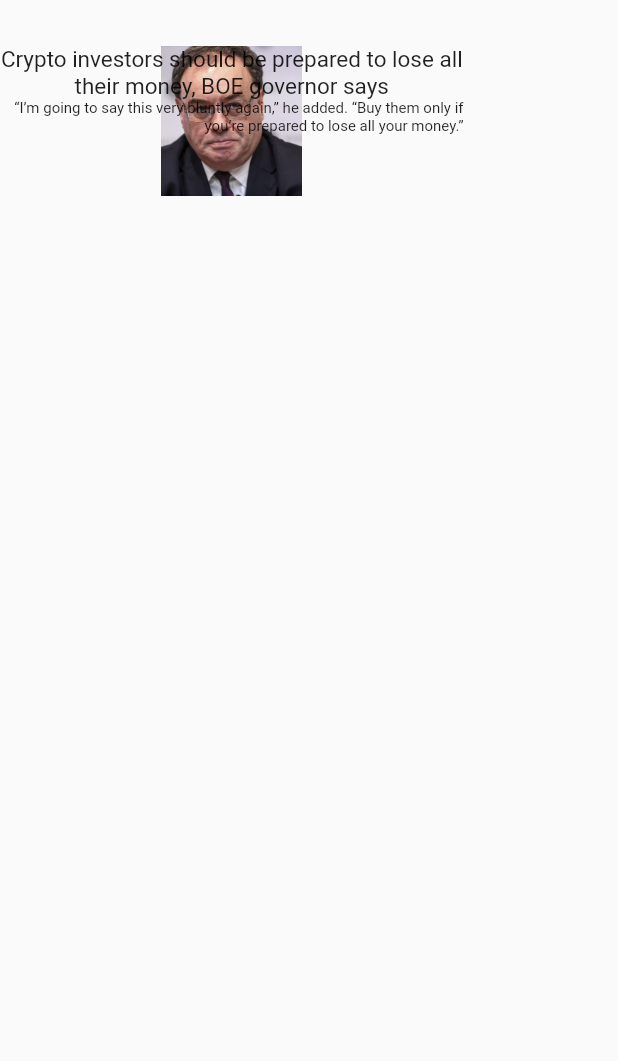
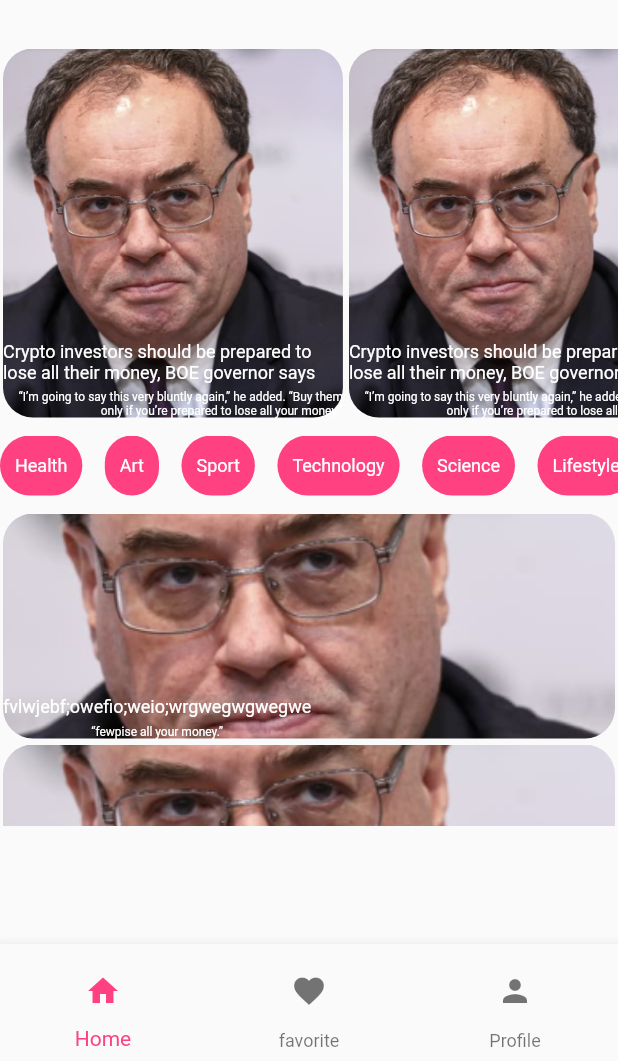
Before and after one commit to alaridisarah/News_app, a Flutter app: the screen it shows after launch, on a phone screen of 412 x 824 dp, the part 175-1236 px from its top. Run offline on Flutter 3.47's test engine with Material 2 defaults, Android fonts, the phone set to English and light mode, and no system bars; Roboto replaces fonts that are missing (Tinos).

Commit message:
home screen v1

```diff
--- a/news_app/lib/main.dart
+++ b/news_app/lib/main.dart
@@ -1,5 +1,6 @@
 import 'package:flutter/material.dart';
 import 'package:news_app/screens/home_screen.dart';
+import 'package:news_app/screens/notifications_screen.dart';
 
 void main() {
   runApp(const MyApp());
--- a/news_app/lib/screens/home_screen.dart
+++ b/news_app/lib/screens/home_screen.dart
@@ -1,5 +1,9 @@
+import 'package:flutter/cupertino.dart';
 import 'package:flutter/material.dart';
+import 'package:flutter/widgets.dart';
 import 'package:news_app/global_varible..dart';
+
+import 'items/bottomnav_bar.dart';
 
 class homescreen extends StatelessWidget {
   homescreen({super.key});
@@ -8,6 +12,10 @@ class homescreen extends StatelessWidget {
   Widget build(BuildContext context) {
     var _screenSize = MediaQuery.of(context).size;
     return Scaffold(
+      bottomNavigationBar: bottomnav(
+        index: 0,
+      ),
+      extendBodyBehindAppBar: true,
       body: SafeArea(
         child: Stack(children: [
           Column(children: [
@@ -25,14 +33,15 @@ class homescreen extends StatelessWidget {
                         style: TextStyle(
                           fontFamily: "Nunito",
                           fontSize: 12,
-                            color: Color.fromARGB(255, 0, 0, 0)),
+                          color: Color.fromARGB(255, 0, 0, 0),
+                        ),
                         decoration: InputDecoration(
                           contentPadding: EdgeInsets.all(8),
                           suffixIcon: Icon(Icons.search),
                           hintText: '   Dogecoin to the Moon...',
                           border: OutlineInputBorder(
-                              borderRadius:
-                                  BorderRadius.all(Radius.circular(30))),
+                            borderRadius: BorderRadius.all(Radius.circular(30)),
+                          ),
                         ),
                         onChanged: (value) {
                           // Handle text input changes
@@ -87,16 +96,96 @@ class homescreen extends StatelessWidget {
                     ],
                   )
                 ],
-                )),
-            Row(
-              children: [
+              ),
+            ),
+            // widget(
+            //   child:
+            SizedBox(
+              height: 250.0,
+              child: ListView.builder(
+                shrinkWrap: true,
+
+                scrollDirection: Axis.horizontal,
+                itemCount: 3, // number of articles,
+                itemBuilder: (context, index) {
+                  List articles = [
+                    new_summary(
+                        "Crypto investors should be prepared to lose all their money, BOE governor says",
+                        "assets/news_image.png",
+                        "“I’m going to say this very bluntly again,” he added. “Buy them only if you’re prepared to lose all your money.”",
+                        _screenSize),
+                    new_summary(
+                        "Crypto investors should be prepared to lose all their money, BOE governor says",
+                        "assets/news_image.png",
+                        "“I’m going to say this very bluntly again,” he added. “Buy them only if you’re prepared to lose all your money.”",
+                        _screenSize),
                     new_summary(
                         "Crypto investors should be prepared to lose all their money, BOE governor says",
                         "assets/news_image.png",
                         "“I’m going to say this very bluntly again,” he added. “Buy them only if you’re prepared to lose all your money.”",
                         _screenSize)
-              ],
-            )
+                  ];
+
+                  return articles[index];
+                },
+              ),
+            ),
+            SizedBox(height: 10),
+            SizedBox(
+              height: 40,
+              child: ListView.builder(
+                scrollDirection: Axis.horizontal,
+                itemCount: 6, // number of category,
+                itemBuilder: (context, index) {
+                  List category = [
+                    category_news("Health"),
+                    category_news("Art"),
+                    category_news("Sport"),
+                    category_news("Technology"),
+                    category_news("Science"),
+                    category_news("Lifestyle"),
+                  ];
+
+                  return category[index];
+                },
+              ),
+            ),
+            SizedBox(height: 10),
+            SizedBox(
+              height: 210,
+              child: ListView.builder(
+                scrollDirection: Axis.vertical,
+                itemCount: 6, // number of category,
+                itemBuilder: (context, index) {
+                  List articles = [
+                    new_summary(
+                        "fvlwjebf;owefio;weio;wrgwegwgwegwe",
+                        "assets/news_image.png",
+                        "“fewpise all your money.”",
+                        _screenSize),
+                    new_summary("Crypto inrnor says", "assets/news_image.png",
+                        "“I’m go prepared to loseyour money.”", _screenSize),
+                    new_summary(
+                        "Crypto investors should be preparedr says",
+                        "assets/news_image.png",
+                        "“I’m going to say prepared to lomoney.”",
+                        _screenSize),
+                    new_summary(
+                        "Crypto investors should be preparedr says",
+                        "assets/news_image.png",
+                        "“I’m going to say prepared to lomoney.”",
+                        _screenSize),
+                    new_summary(
+                        "Crypto investors should be preparedr says",
+                        "assets/news_image.png",
+                        "“I’m going to say prepared to lomoney.”",
+                        _screenSize)
+                  ];
+
+                  return articles[index];
+                },
+              ),
+            ),
           ]),
         ]),
       ),
@@ -105,25 +194,58 @@ class homescreen extends StatelessWidget {
 
   Widget new_summary(
       String title, String new_image, String subtitle, var screen) {
-    return Container(
-      height: 100,
-      width: screen.width * 0.75,
+    return Padding(
+      padding: const EdgeInsets.all(2.0),
+      child: Container(
+        height: 150,
+        width: screen.width * 0.55,
+        decoration: BoxDecoration(
+            borderRadius: BorderRadius.circular(20),
+            image: DecorationImage(
+              image: AssetImage(new_image),
+              fit: BoxFit.cover,
+            )),
         child: Stack(children: [
-        Expanded(
-            child: Image.asset(new_image,
-                height: 100, width: screen.width * 0.75)),
+          //Image.asset(new_image, fit: BoxFit.cover),
           Column(
+            mainAxisAlignment: MainAxisAlignment.end,
             children: [
               Text(
                 title,
-              textAlign: TextAlign.center,
-              style: TextStyle(fontSize: 15),
+                textAlign: TextAlign.left,
+                style: TextStyle(fontSize: 12, color: Colors.white),
+              ),
+              SizedBox(
+                height: 5,
               ),
               Text(subtitle,
-                style: TextStyle(fontSize: 10), textAlign: TextAlign.end)
+                  style: TextStyle(fontSize: 8, color: Colors.white),
+                  textAlign: TextAlign.end)
             ],
           )
         ]),
+      ),
+    );
+  }
+
+  Widget category_news(String catrgory) {
+    return Padding(
+      padding: const EdgeInsets.only(right: 15),
+      child: Container(
+          padding: EdgeInsets.all(10),
+          decoration: BoxDecoration(
+            color: Colors.pinkAccent,
+            borderRadius: BorderRadius.circular(20.0),
+          ),
+          child: Row(
+            mainAxisSize: MainAxisSize.min,
+            children: [
+              Text(
+                catrgory,
+                style: TextStyle(fontSize: 12, color: Colors.white),
+              )
+            ],
+          )),
     );
   }
 }
--- /dev/null
+++ b/news_app/lib/screens/items/bottomnav_bar.dart
@@ -0,0 +1,63 @@
+import 'package:flutter/material.dart';
+import 'package:flutter/src/widgets/container.dart';
+import 'package:flutter/src/widgets/framework.dart';
+import 'package:news_app/screens/home_screen.dart';
+
+class bottomnav extends StatelessWidget {
+  int index;
+  bottomnav({super.key, required this.index});
+
+  @override
+  Widget build(BuildContext context) {
+    return BottomNavigationBar(
+      selectedItemColor: Colors.pinkAccent,
+      type: BottomNavigationBarType.fixed,
+      currentIndex: index,
+      items: [
+        BottomNavigationBarItem(
+          label: "Home",
+          icon: Container(
+            // padding: EdgeInsets.only(left: 15),
+            child: IconButton(
+              onPressed: () {
+                Navigator.push(context,
+                    MaterialPageRoute(builder: (context) => homescreen()));
+              },
+              icon: Icon(Icons.home),
+              disabledColor: Colors.grey,
+              focusColor: Colors.pinkAccent,
+              hoverColor: Colors.pinkAccent,
+            ),
+          ),
+        ),
+        BottomNavigationBarItem(
+          label: "favorite",
+          icon: IconButton(
+            onPressed: () {
+              Navigator.push(context,
+                  MaterialPageRoute(builder: (context) => homescreen()));
+            },
+            icon: Icon(Icons.favorite),
+            focusColor: Color.fromARGB(1, 255, 58, 68),
+            disabledColor: Colors.grey,
+          ),
+        ),
+        BottomNavigationBarItem(
+          label: "Profile",
+          icon: Container(
+            // padding: EdgeInsets.only(left: 15),
+            child: IconButton(
+              onPressed: () {
+                Navigator.push(context,
+                    MaterialPageRoute(builder: (context) => homescreen()));
+              },
+              icon: Icon(Icons.person),
+              focusColor: Color.fromARGB(1, 255, 58, 68),
+              disabledColor: Colors.grey,
+            ),
+          ),
+        )
+      ],
+    );
+  }
+}
--- /dev/null
+++ b/news_app/lib/screens/notifications_screen.dart
@@ -0,0 +1,11 @@
+import 'package:flutter/src/widgets/container.dart';
+import 'package:flutter/src/widgets/framework.dart';
+
+class MyWidget extends StatelessWidget {
+  const MyWidget({super.key});
+
+  @override
+  Widget build(BuildContext context) {
+    return Container();
+  }
+}
--- /dev/null
+++ b/news_app/lib/widget/Image_container.dart
@@ -0,0 +1,40 @@
+import 'package:flutter/material.dart';
+
+class ImageContainer extends StatelessWidget {
+  const ImageContainer({
+    Key? key,
+    this.height = 125,
+    this.borderRadius = 20,
+    required this.width,
+    required this.imageUrl,
+    this.padding,
+    this.margin,
+    this.child,
+  }) : super(key: key);
+
+  final double width;
+  final double height;
+  final String imageUrl;
+  final EdgeInsets? padding;
+  final EdgeInsets? margin;
+  final double borderRadius;
+  final Widget? child;
+
+  @override
+  Widget build(BuildContext context) {
+    return Container(
+      height: height,
+      width: width,
+      margin: margin,
+      padding: padding,
+      decoration: BoxDecoration(
+        borderRadius: BorderRadius.circular(20),
+        image: DecorationImage(
+          image: NetworkImage(imageUrl),
+          fit: BoxFit.cover,
+        ),
+      ),
+      child: child,
+    );
+  }
+}
--- a/news_app/pubspec.yaml
+++ b/news_app/pubspec.yaml
@@ -31,6 +31,7 @@ environment:
 dependencies:
   flutter:
     sdk: flutter
+  flutter_svg : ^0.17.4
 
 
   # The following adds the Cupertino Icons font to your application.
```
Also changed, not shown: news_app/assets/Frame32.png (added), news_app/lib/aticles.dart (added), news_app/lib/screens/newsinfo_screen.dart (added), news_app/lib/screens/search_screen.dart (added), news_app/pubspec.lock. Lines whose indentation alone changed are shown as unchanged.
